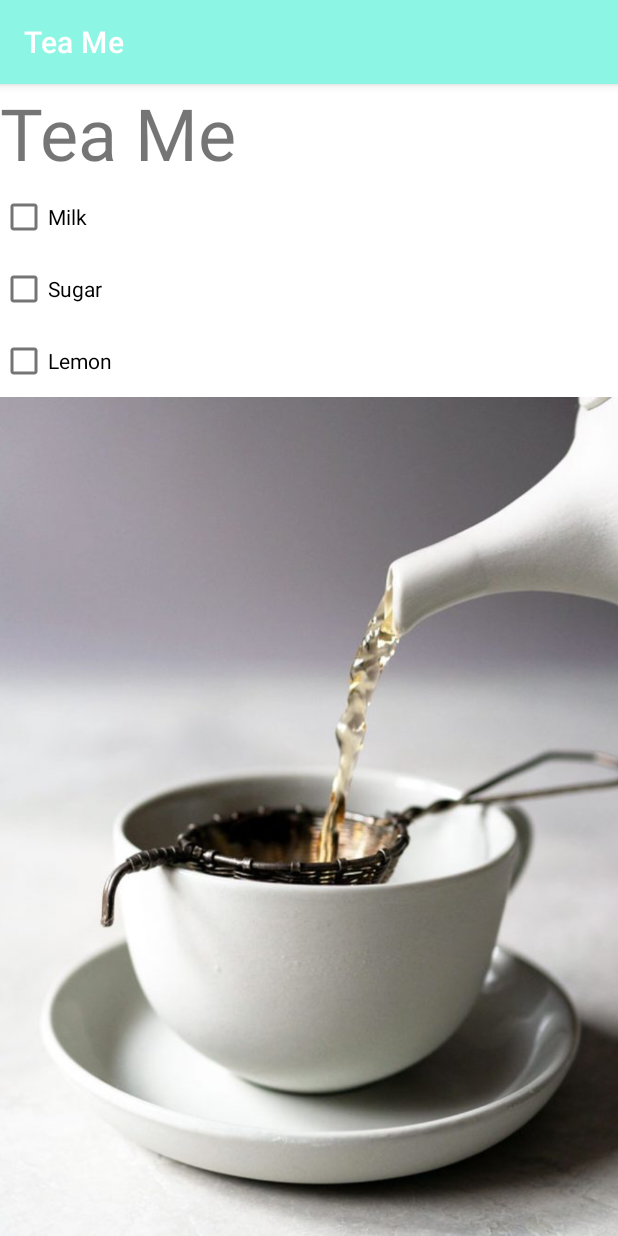
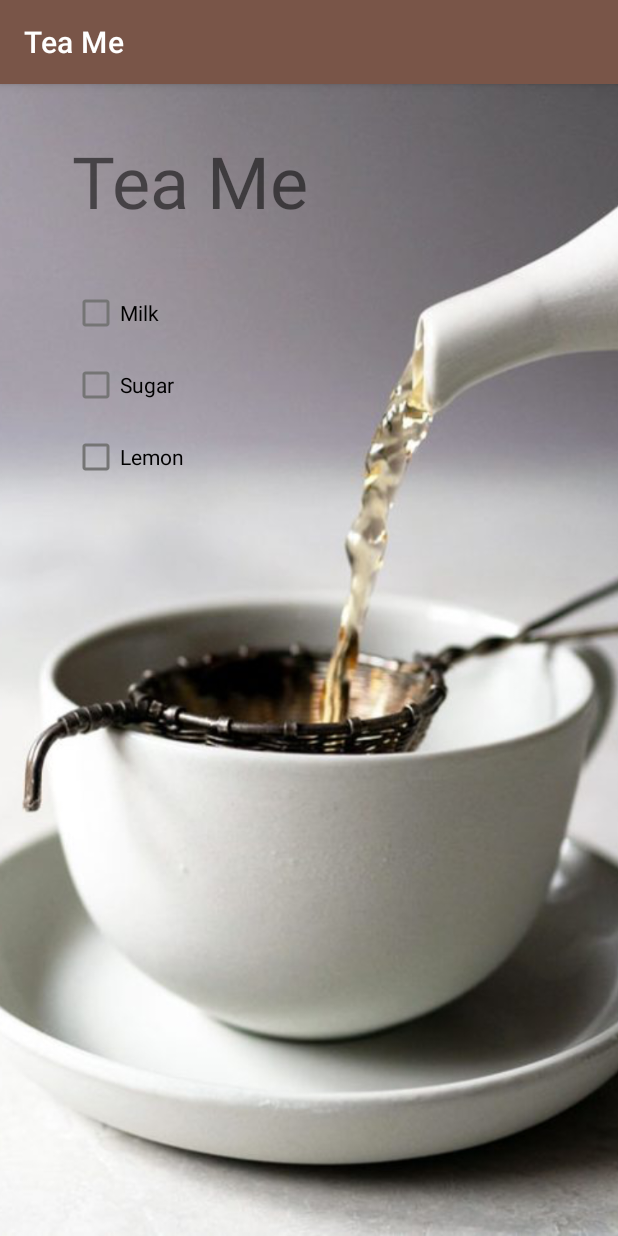
Before and after one commit to MobileApps-Cascadia/EX2-TeaMe, an Android app: the screen it shows after launch (MainActivity), on a phone screen of 412 x 824 dp. Run offline under Robolectric (Android 15) with nearby library versions, the phone set to English and light mode, and no system bars.

Commit message:
Completed all TODO / fixed errors and warnings in layout / moved image code to top to allow text to be seen

```diff
--- a/app/src/main/java/edu/cascadia/mobile/apps/tea_me/MainActivity.kt
+++ b/app/src/main/java/edu/cascadia/mobile/apps/tea_me/MainActivity.kt
@@ -22,7 +22,9 @@ class MainActivity : AppCompatActivity() {
         lemonCheckBox = findViewById(R.id.lemonBox)
 
         //TODO: Assign each checkbox an EventHandler using a setOnCheckedChangeListener to calls the clickIt function with two parameters
-
+        milkCheckBox.setOnCheckedChangeListener { box, selected -> clickIt(box, selected) }
+        sugarCheckBox.setOnCheckedChangeListener { box, selected -> clickIt(box, selected) }
+        lemonCheckBox.setOnCheckedChangeListener { box, selected -> clickIt(box, selected) }
     }
 
     fun clickIt(box: CompoundButton, selected: Boolean ) {
@@ -36,6 +38,7 @@ class MainActivity : AppCompatActivity() {
         for (goodies in TeaGoodies) {
             goodiesString.append(goodies).append(", ")
         }
+        goodiesString.append("Love")
         //Display the string as a temporary popup - called a "Toast"
         Toast.makeText(this@MainActivity, goodiesString, Toast.LENGTH_SHORT).show()
     }
--- a/app/src/main/res/layout/activity_main.xml
+++ b/app/src/main/res/layout/activity_main.xml
@@ -1,7 +1,9 @@
 <?xml version="1.0" encoding="utf-8"?>
 <!-- TODO : Change the Linear Layout to ConstraintLayout -->
-<LinearLayout xmlns:android="http://schemas.android.com/apk/res/android"
+    <androidx.constraintlayout.widget.ConstraintLayout
+    xmlns:android="http://schemas.android.com/apk/res/android"
     xmlns:tools="http://schemas.android.com/tools"
+    xmlns:app="http://schemas.android.com/apk/res-auto"
     android:layout_width="match_parent"
     android:layout_height="match_parent"
     android:orientation="vertical"
@@ -9,39 +11,57 @@
 
     <!-- TODO : Add constraints to position the check boxes and text view,
                 over the top-left gray area of the image as shown in the Exercise doc -->
+    <ImageView
+        android:id="@+id/teaImage"
+        android:layout_width="wrap_content"
+        android:layout_height="wrap_content"
+        android:scaleType="centerCrop"
+        android:src="@drawable/tea"
+        app:layout_constraintStart_toStartOf="parent"
+        app:layout_constraintTop_toTopOf="parent"
+        android:contentDescription="@string/teaCup"
+        />
 
     <TextView
         android:id="@+id/headingText"
         android:layout_width="wrap_content"
         android:layout_height="wrap_content"
-        android:text="Tea Me"
-        android:textSize="48dp"
+        android:text="@string/TeaMe"
+        android:textSize="48sp"
+        android:layout_marginStart="48dp"
+        android:layout_marginTop="32dp"
+        app:layout_constraintStart_toStartOf="parent"
+        app:layout_constraintTop_toTopOf="parent"
         />
 
     <CheckBox
         android:id="@+id/milkBox"
         android:layout_width="wrap_content"
         android:layout_height="wrap_content"
-        android:text="Milk" />
+        android:layout_marginTop="32dp"
+        android:text="@string/milk"
+        app:layout_constraintStart_toStartOf="@id/headingText"
+        app:layout_constraintTop_toBottomOf="@id/headingText"
+        />
 
     <CheckBox
         android:id="@+id/sugarBox"
         android:layout_width="wrap_content"
         android:layout_height="wrap_content"
-        android:text="Sugar" />
+        android:text="@string/sugar"
+        app:layout_constraintStart_toStartOf="@id/milkBox"
+        app:layout_constraintTop_toBottomOf="@id/milkBox"
+        />
 
     <CheckBox
         android:id="@+id/lemonBox"
         android:layout_width="wrap_content"
         android:layout_height="wrap_content"
-        android:text="Lemon" />
-
-    <ImageView
-        android:id="@+id/teaImage"
-        android:layout_width="wrap_content"
-        android:layout_height="wrap_content"
-        android:scaleType="centerCrop"
-        android:src="@drawable/tea" />
+        android:text="@string/lemon"
+        app:layout_constraintStart_toStartOf="@id/sugarBox"
+        app:layout_constraintTop_toBottomOf="@id/sugarBox"
+        />
 
 
-</LinearLayout>
+
+</androidx.constraintlayout.widget.ConstraintLayout>
--- a/app/src/main/res/values/strings.xml
+++ b/app/src/main/res/values/strings.xml
@@ -1,4 +1,8 @@
 <resources>
     <string name="app_name">Tea Me</string>
-
+    <string name="TeaMe">Tea Me</string>
+    <string name="milk">Milk</string>
+    <string name="sugar">Sugar</string>
+    <string name="lemon">Lemon</string>
+    <string name="teaCup">Image of Tea Cup</string>
 </resources>
--- a/app/src/main/res/values/themes.xml
+++ b/app/src/main/res/values/themes.xml
@@ -3,12 +3,12 @@
     <style name="Theme.TeaMe" parent="Theme.MaterialComponents.Light.DarkActionBar">
 
         <!-- Primary brand color. -->
-        <item name="colorPrimary">@color/primary</item>
-        <item name="colorPrimaryVariant">@color/primary_dark</item>
+        <item name="colorPrimary">#795548</item>
+        <item name="colorPrimaryVariant">#5D4037</item>
         <item name="colorOnPrimary">@color/primary_text</item>
 
         <!-- Secondary brand color. -->
-        <item name="colorSecondary">@color/secondary</item>
+        <item name="colorSecondary">#5D4037</item>
         <item name="colorSecondaryVariant">@color/secondary_dark</item>
         <item name="colorOnSecondary">@color/secondary_text</item>
 
```
